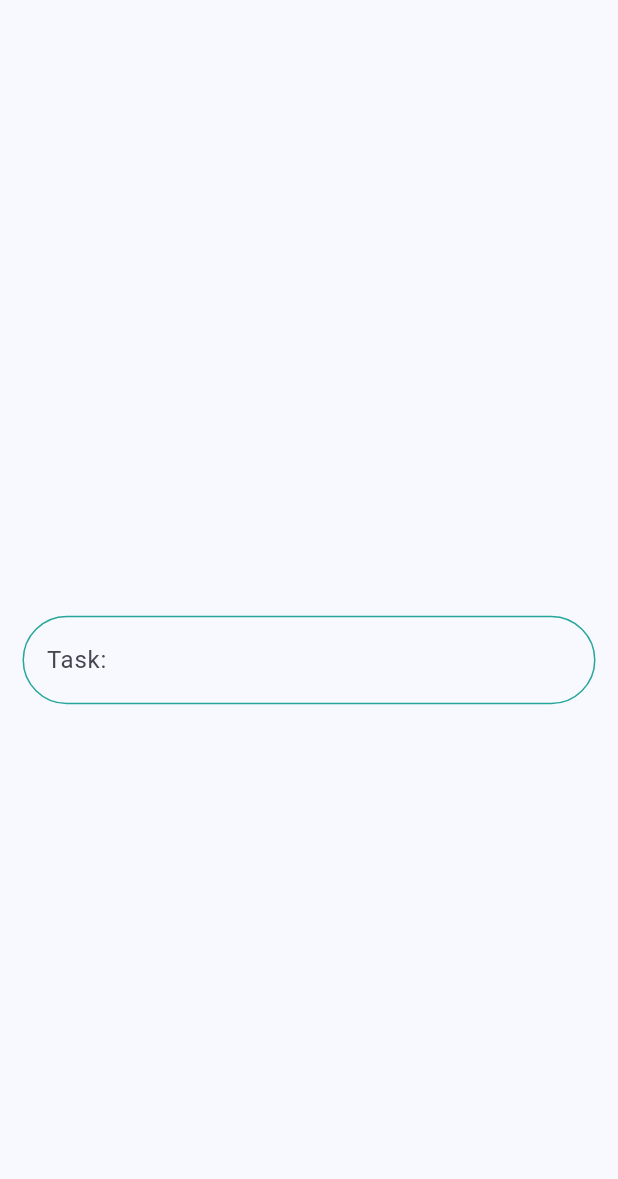
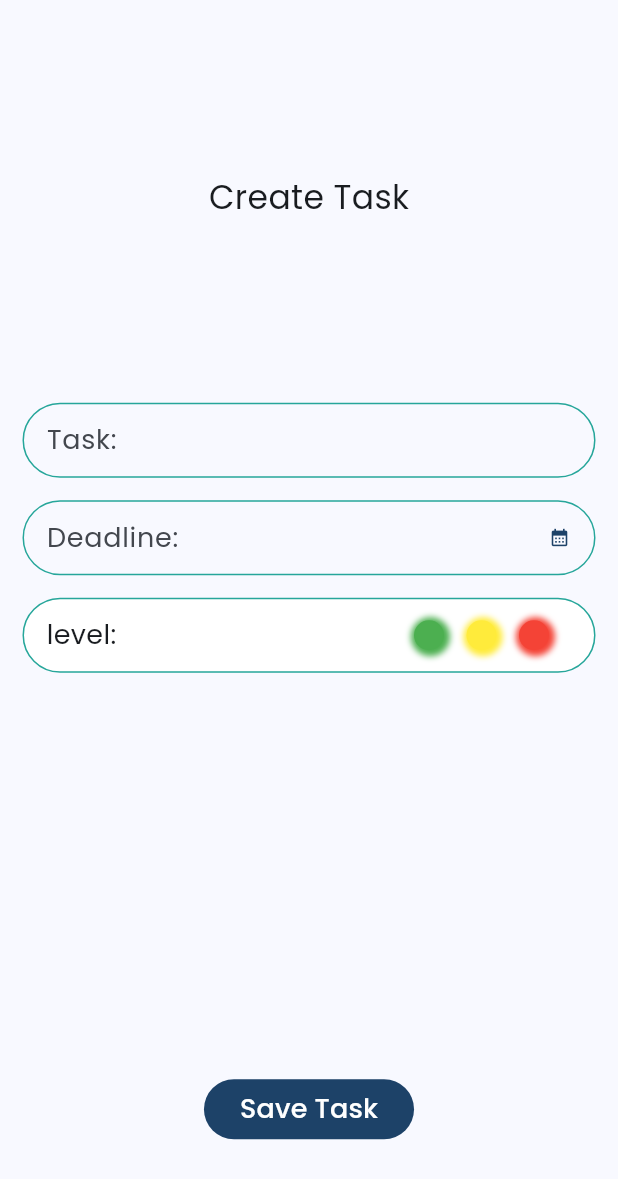
Before and after one commit to jhon2520/todo_app, a Flutter app: the NewTaskScreen screen opened by its route, on a phone screen of 412 x 824 dp. Shown: the top 1179 px of the screen. Run offline on Flutter 3.47's test engine with Material 2 defaults, Android fonts, the phone set to English and light mode, and no system bars; our stand-ins replace go_router, google_fonts, shared_preferences; missing offline and left inert: flag; accounts and stored records are empty.

Commit message:
new task screen basic design with button

```diff
--- a/lib/config/layout/app_layout.dart
+++ b/lib/config/layout/app_layout.dart
@@ -8,6 +8,8 @@ class AppLayout{
   static const double mainBodyRaidus = 30;
   static const double heightCardsTaks = 150;
   static const double identDivider = 50;
+  static const double heightFormFields = 50;
+  static const double heightLevelSelector = 20;
   static const Duration snackBarDuration = Duration(seconds: 1);
   static const Duration animationDuration = Duration(seconds: 2);
 
--- a/lib/config/router/app_router.dart
+++ b/lib/config/router/app_router.dart
@@ -1,5 +1,4 @@
 
-import 'package:flutter/material.dart';
 import 'package:go_router/go_router.dart';
 import 'package:task_app/config/index.dart';
 import 'package:task_app/presentation/screens/index.dart';
@@ -29,7 +28,7 @@ final appRouter = GoRouter(
       path: AppRoutesStrings.newTaskScreenRoute,
       builder: (context,GoRouterState  state) {
 
-        return  NewTaskScreen();
+        return  const NewTaskScreen();
       },
 
     ),
@@ -56,6 +55,6 @@ final appRouter = GoRouter(
 
   ],
   errorBuilder: (context, state) {
-    return HomeScreen();
+    return const HomeScreen();
   },
 );
--- a/lib/config/theme/app_colors.dart
+++ b/lib/config/theme/app_colors.dart
@@ -2,7 +2,7 @@
 
 class AppColors{
   static const Color mainColor = Color.fromARGB(255, 29, 66, 104);
-  static Color secondColor = Color.fromARGB(255, 38, 166, 154);
+  static Color secondColor = const Color.fromARGB(255, 38, 166, 154);
   static const Color whiteColor = Color.fromARGB(255, 255, 255, 255);
   static const Color editColor = Color(0xff59C1BD);
   static const Color errorColor = Color(0xff9C254D);
@@ -10,4 +10,7 @@ class AppColors{
   static const Color infoColor = Color(0xff256D85);
   static const Color borderCardsColors = Color.fromARGB(255, 255, 255, 255);
   static const Color cardsShade = Color.fromARGB(133, 158, 158, 158);
+  static const Color colorHighLevel = Colors.red;
+  static const Color colorMediumLevel = Colors.yellow;
+  static const Color colorLowLevel = Colors.green;
 }
--- a/lib/main.dart
+++ b/lib/main.dart
@@ -2,7 +2,6 @@ import 'package:flutter/material.dart';
 import 'package:flutter_localizations/flutter_localizations.dart';
 import 'package:task_app/utils/localizations/app_localizations_delegate.dart';
 import 'config/index.dart';
-import 'presentation/screens/index.dart';
 import 'utils/shared_preferences/shared_preferences.dart';
 
 
--- a/lib/presentation/screens/new_task_screen.dart/new_task_screen.dart
+++ b/lib/presentation/screens/new_task_screen.dart/new_task_screen.dart
@@ -1,6 +1,8 @@
 import 'package:flutter/material.dart';
-import 'package:task_app/presentation/screens/home_screen/widgets/index.dart';
+import 'package:task_app/config/index.dart';
 import 'package:task_app/presentation/screens/new_task_screen.dart/widgets/index.dart';
+import 'package:task_app/presentation/shared/widgets/index.dart';
+import 'package:task_app/utils/index.dart';
 
 class NewTaskScreen extends StatelessWidget {
   const NewTaskScreen({super.key});
@@ -8,21 +10,24 @@ class NewTaskScreen extends StatelessWidget {
   @override
   Widget build(BuildContext context) {
 
-    final Size size = MediaQuery.of(context).size;
 
     return Scaffold(
       appBar: AppBar(),
       body: SafeArea(
         child: Column(
-          mainAxisAlignment: MainAxisAlignment.center,
+          mainAxisAlignment: MainAxisAlignment.spaceAround,
           children: [
 
-            FormNewTask(),
+            Text(Languages.of(context).labelCreateTask,style: AppFonts.fontStyle.copyWith(
+              fontSize: FontSizeEnum.h1.size
+            ),),
+            const FormNewTask(),
+            const CustomSpacer(spacerEnum: 	SpacerEnum.spacingX),
+            CustomPrimaryButton(
+              onPressed: () {
 
-
-
-
-
+              },
+              label: Languages.of(context).labelSaveTask)
 
           ],
         ),
@@ -30,20 +35,3 @@ class NewTaskScreen extends StatelessWidget {
     );
   }
 }
-
-          //  Positioned(
-          //       bottom: 0,
-          //       left: 0,
-          //       child: Container(
-          //         alignment: Alignment.topCenter,
-          //         height: size.height * 0.2,
-          //         width: size.width,
-          //         // color: Colors.red,
-          //         child: CustomPaint(
-          //           painter: CustomPaintedCurve(),
-          //           child: Container(
-          //           ) ,
-          //         ),
-
-          //       ),
-          //     )
--- /dev/null
+++ b/lib/presentation/screens/new_task_screen.dart/widgets/custom_level_selector.dart
@@ -0,0 +1,107 @@
+import 'package:flutter/material.dart';
+import 'package:task_app/config/index.dart';
+import 'package:task_app/presentation/shared/widgets/custom_spacer.dart';
+import 'package:task_app/utils/enums/spacer_enum.dart';
+import 'package:task_app/utils/localizations/languages.dart';
+
+class CustomLevelSelector extends StatelessWidget {
+  const CustomLevelSelector({super.key});
+
+  @override
+  Widget build(BuildContext context) {
+    return Container(
+      width: double.infinity,
+      height: AppLayout.heightFormFields,
+      padding: const EdgeInsets.symmetric(horizontal: AppLayout.spacingM),
+      decoration: _customDecoration(),
+      child: const _BodyCustomLevelSelector(),
+    );
+  }
+
+  BoxDecoration _customDecoration() {
+    return BoxDecoration(
+      border: Border.all(
+        color: AppColors.secondColor
+      ),
+      borderRadius: BorderRadius.circular(AppLayout.mainBodyRaidus),
+      color: AppColors.whiteColor,
+
+    );
+  }
+}
+
+class _BodyCustomLevelSelector extends StatelessWidget {
+  const _BodyCustomLevelSelector();
+
+  @override
+  Widget build(BuildContext context) {
+    return Row(
+      children: [
+
+        Text(Languages.of(context).labelLevel, style: AppFonts.fontStyle,),
+        const Spacer(),
+        const _LevelSelector()
+
+      ]
+    );
+  }
+}
+
+class _LevelSelector extends StatelessWidget {
+  const _LevelSelector();
+
+  @override
+  Widget build(BuildContext context) {
+    return Container(
+      child: Row(
+        children: const [
+          _ItemSelector(
+            color: AppColors.colorLowLevel,
+          ),
+          CustomSpacer(spacerEnum: SpacerEnum.spacingM,isHorizontal: true,),
+          _ItemSelector(
+            color: AppColors.colorMediumLevel,
+          ),
+          CustomSpacer(spacerEnum: SpacerEnum.spacingM,isHorizontal: true,),
+          _ItemSelector(
+            color: AppColors.colorHighLevel,
+          ),
+          CustomSpacer(spacerEnum: SpacerEnum.spacingM,isHorizontal: true,),
+
+        ],
+      ),
+    );
+  }
+}
+
+class _ItemSelector extends StatelessWidget {
+
+  final Color color;
+
+  const _ItemSelector({required this.color});
+
+  @override
+  Widget build(BuildContext context) {
+    return GestureDetector(
+      onTap: () {
+
+      },
+      child: Container(
+        height: AppLayout.heightLevelSelector ,
+        width: AppLayout.heightLevelSelector ,
+        decoration: BoxDecoration(
+          boxShadow: [
+            BoxShadow(
+              color: color,
+              spreadRadius: 3,
+              blurRadius: 3,
+              offset: const Offset(1,1)
+            )
+          ],
+          color: color,
+          shape: BoxShape.circle
+        ),
+      ),
+    );
+  }
+}
--- a/lib/presentation/screens/new_task_screen.dart/widgets/form_new_task.dart
+++ b/lib/presentation/screens/new_task_screen.dart/widgets/form_new_task.dart
@@ -1,15 +1,31 @@
 import 'package:flutter/material.dart';
 import 'package:task_app/config/layout/app_layout.dart';
+import 'package:task_app/presentation/screens/new_task_screen.dart/index.dart';
 import 'package:task_app/presentation/shared/widgets/index.dart';
 import 'package:task_app/utils/index.dart';
 
-class FormNewTask extends StatelessWidget {
+class FormNewTask extends StatefulWidget {
+
   const FormNewTask({super.key});
+
+  @override
+  State<FormNewTask> createState() => _FormNewTaskState();
+}
+
+class _FormNewTaskState extends State<FormNewTask> {
+
+  late TextEditingController controller;
+
+  @override
+  void initState() {
+    super.initState();
+    controller = TextEditingController();
+  }
 
   @override
   Widget build(BuildContext context) {
     return Container(
-      padding: EdgeInsets.symmetric(horizontal: AppLayout.spacingM),
+      padding: const EdgeInsets.symmetric(horizontal: AppLayout.spacingM),
       width: double.infinity,
       child: Form(
 
@@ -18,8 +34,14 @@ class FormNewTask extends StatelessWidget {
           CustomTextFormField(
             label: Languages.of(context).labelTask,
           ),
-          // CustomTextFormField(),
-          // CustomTextFormField(),
+          const CustomSpacer(spacerEnum: SpacerEnum.spacingM),
+          CustomDatePickerField(
+            label: Languages.of(context).labelDeadline,
+            controller: controller,
+          ),
+          const CustomSpacer(spacerEnum: SpacerEnum.spacingM),
+          const CustomLevelSelector()
+
         ],
       )),
     );
--- a/lib/presentation/screens/new_task_screen.dart/widgets/index.dart
+++ b/lib/presentation/screens/new_task_screen.dart/widgets/index.dart
@@ -1,2 +1,3 @@
 export 'custom_painted_curve.dart';
 export 'form_new_task.dart';
+export 'custom_level_selector.dart';
--- /dev/null
+++ b/lib/presentation/shared/widgets/custom_date_picker.dart
@@ -0,0 +1,61 @@
+import 'package:flutter/material.dart';
+import 'package:task_app/config/index.dart';
+import 'package:task_app/utils/index.dart';
+
+
+class CustomDatePickerField extends StatelessWidget {
+
+  final TextEditingController controller;
+  final String label;
+
+
+  const CustomDatePickerField({super.key, required this.controller, required this.label});
+
+  @override
+  Widget build(BuildContext context) {
+
+      final outlineInputBorder = OutlineInputBorder(
+          borderRadius: BorderRadius.circular(AppLayout.mainBodyRaidus),
+          borderSide: BorderSide(
+            color: AppColors.secondColor
+          )
+        );
+
+
+      return SizedBox(
+          height: AppLayout.heightFormFields,
+          child: TextFormField(
+            controller: controller,
+            enableInteractiveSelection: false,
+            onChanged: (value) {},
+            onTap: () => _onTap(context),
+            style: AppFonts.fontStyle,
+            decoration: InputDecoration(
+              suffixIcon: const Icon(Icons.calendar_month,
+                  color: AppColors.mainColor, size: 14),
+              suffixIconColor: AppColors.secondColor,
+              label: Text(label,
+                  style: AppFonts.fontStyle),
+              focusedBorder: outlineInputBorder,
+              enabledBorder:outlineInputBorder
+            ),
+          ),
+        );
+  }
+
+    Future<void> _onTap(BuildContext context) async {
+    FocusScope.of(context).requestFocus(FocusNode());
+
+    DateTime? newDate = await showDatePicker(
+        context: context,
+        initialDate: DateTime.now(),
+        firstDate: DateTime(1900),
+        lastDate: DateTime(2100));
+    if (newDate == null) {
+      return;
+    }
+
+
+    controller.text =  FormatsUtils.formatDates(newDate);
+  }
+}
--- /dev/null
+++ b/lib/presentation/shared/widgets/custom_primary_button.dart
@@ -0,0 +1,21 @@
+import 'package:flutter/material.dart';
+import 'package:task_app/config/index.dart';
+
+class CustomPrimaryButton extends StatelessWidget {
+
+  final String label;
+  final void Function()? onPressed;
+
+  const CustomPrimaryButton({super.key, required this.label, required this.onPressed});
+
+  @override
+  Widget build(BuildContext context) {
+    return FilledButton.tonal(
+      style: TextButton.styleFrom(
+        backgroundColor: AppColors.mainColor,
+      ),
+      onPressed: onPressed,
+      child: Text(label, style: AppFonts.fontStyle.copyWith(color: AppColors.whiteColor),)
+    );
+  }
+}
--- a/lib/presentation/shared/widgets/custom_text_form_field.dart
+++ b/lib/presentation/shared/widgets/custom_text_form_field.dart
@@ -17,14 +17,17 @@ class CustomTextFormField extends StatelessWidget {
             color: AppColors.secondColor
           )
         );
-    return TextFormField(
-      style: AppFonts.fontStyle.copyWith(color: AppColors.mainColor),
-      decoration: InputDecoration(
-        label: Text(label),
-        enabledBorder: outlineInputBorder,
-        focusedBorder: outlineInputBorder.copyWith(borderSide: BorderSide(color: AppColors.mainColor)),
-        border: outlineInputBorder,
+    return SizedBox(
+      height: AppLayout.heightFormFields,
+      child: TextFormField(
+        style: AppFonts.fontStyle.copyWith(color: AppColors.mainColor),
+        decoration: InputDecoration(
+          label: Text(label, style: AppFonts.fontStyle,),
+          enabledBorder: outlineInputBorder,
+          focusedBorder: outlineInputBorder.copyWith(borderSide: const BorderSide(color: AppColors.mainColor)),
+          border: outlineInputBorder,
 
+        ),
       ),
     );
   }
--- a/lib/presentation/shared/widgets/index.dart
+++ b/lib/presentation/shared/widgets/index.dart
@@ -4,3 +4,5 @@ export 'custom_body_container.dart';
 export 'custom_snack_bar.dart';
 export 'custom_icon_button.dart';
 export 'custom_text_form_field.dart';
+export 'custom_date_picker.dart';
+export 'custom_primary_button.dart';
--- /dev/null
+++ b/lib/utils/formats/formats_utils.dart
@@ -0,0 +1,12 @@
+class FormatsUtils{
+
+  static String formatDates<T extends DateTime?>(T? dateTime){
+
+    if(dateTime == null){
+      return "";
+    }
+
+    return  "${dateTime.day.toString().padLeft(2,"0")}/${dateTime.month.toString().padLeft(2,"0")}/${dateTime.year}";
+  }
+
+}
--- a/lib/utils/index.dart
+++ b/lib/utils/index.dart
@@ -1,3 +1,4 @@
 export 'enums/index.dart';
 export 'localizations/index.dart';
 export 'shared_preferences/shared_preferences.dart';
+export 'formats/formats_utils.dart';
--- a/lib/utils/localizations/languages.dart
+++ b/lib/utils/localizations/languages.dart
@@ -20,4 +20,10 @@ abstract class Languages{
 
   String get labelLevel;
 
+  String get labelSaveTask;
+
+  String get labelEditTask;
+
+  String get labelCreateTask;
+
 }
--- a/lib/utils/localizations/languages_en.dart
+++ b/lib/utils/localizations/languages_en.dart
@@ -24,6 +24,15 @@ class LanguageEn extends Languages{
   @override
   String get labelLevel => "level:";
 
+  @override
+  String get labelSaveTask => "Save Task";
+
+  @override
+  String get labelCreateTask => "Create Task";
+
+  @override
+  String get labelEditTask => "Edit Task";
+
 
 
 }
--- a/lib/utils/localizations/languages_es.dart
+++ b/lib/utils/localizations/languages_es.dart
@@ -24,4 +24,13 @@ class LanguageEs extends Languages{
   @override
   String get labelLevel => "Nivel:";
 
+  @override
+  String get labelSaveTask => "Guardar Tarea";
+
+  @override
+  String get labelCreateTask => "Crea Una Tarea";
+
+  @override
+  String get labelEditTask => "Edit Task";
+
 }
```
